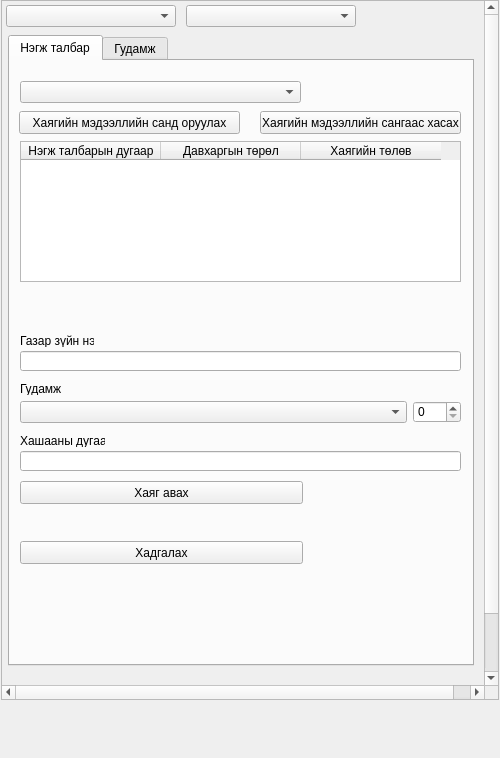
Before: the Qt Designer form view/AddressNavigatorWidget.ui in teamlm2/lm2_mgis, drawn with Qt 5.
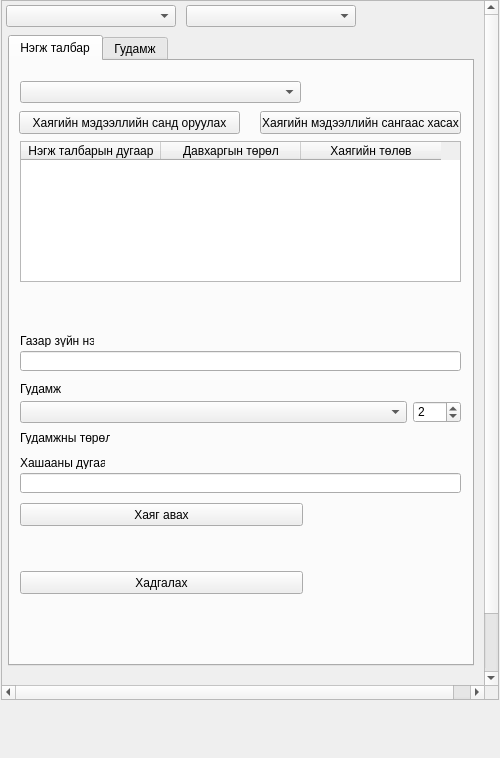
After: the same form once the commit is applied.

What changed in the file:
```diff
--- a/view/AddressNavigatorWidget.ui
+++ b/view/AddressNavigatorWidget.ui
@@ -165,7 +165,7 @@
         <property name="geometry">
          <rect>
           <x>10</x>
-          <y>390</y>
+          <y>412</y>
           <width>441</width>
           <height>20</height>
          </rect>
@@ -175,7 +175,7 @@
         <property name="geometry">
          <rect>
           <x>10</x>
-          <y>373</y>
+          <y>395</y>
           <width>85</width>
           <height>13</height>
          </rect>
@@ -216,6 +216,9 @@
           <height>22</height>
          </rect>
         </property>
+        <property name="value">
+         <number>2</number>
+        </property>
        </widget>
        <widget class="QComboBox" name="layer_type_cbox">
         <property name="geometry">
@@ -231,7 +234,7 @@
         <property name="geometry">
          <rect>
           <x>10</x>
-          <y>420</y>
+          <y>442</y>
           <width>283</width>
           <height>23</height>
          </rect>
@@ -272,7 +275,7 @@
         <property name="geometry">
          <rect>
           <x>10</x>
-          <y>480</y>
+          <y>510</y>
           <width>283</width>
           <height>23</height>
          </rect>
@@ -294,6 +297,54 @@
          <string>Хаягийн мэдээллийн сангаас хасах</string>
         </property>
        </widget>
+       <widget class="QLabel" name="str_txt_lbl">
+        <property name="geometry">
+         <rect>
+          <x>10</x>
+          <y>381</y>
+          <width>441</width>
+          <height>16</height>
+         </rect>
+        </property>
+        <property name="font">
+         <font>
+          <pointsize>6</pointsize>
+          <weight>75</weight>
+          <italic>true</italic>
+          <bold>true</bold>
+          <underline>true</underline>
+         </font>
+        </property>
+        <property name="text">
+         <string/>
+        </property>
+       </widget>
+       <widget class="QLabel" name="str_txt_lbl_2">
+        <property name="geometry">
+         <rect>
+          <x>10</x>
+          <y>370</y>
+          <width>90</width>
+          <height>13</height>
+         </rect>
+        </property>
+        <property name="text">
+         <string>Гудамжны төрөл:</string>
+        </property>
+       </widget>
+       <widget class="QLabel" name="str_type_lbl">
+        <property name="geometry">
+         <rect>
+          <x>110</x>
+          <y>369</y>
+          <width>341</width>
+          <height>16</height>
+         </rect>
+        </property>
+        <property name="text">
+         <string/>
+        </property>
+       </widget>
       </widget>
       <widget class="QWidget" name="tab">
        <attribute name="title">
```
Left out of the diff: 4 changed lines with no effect on the pictures.
